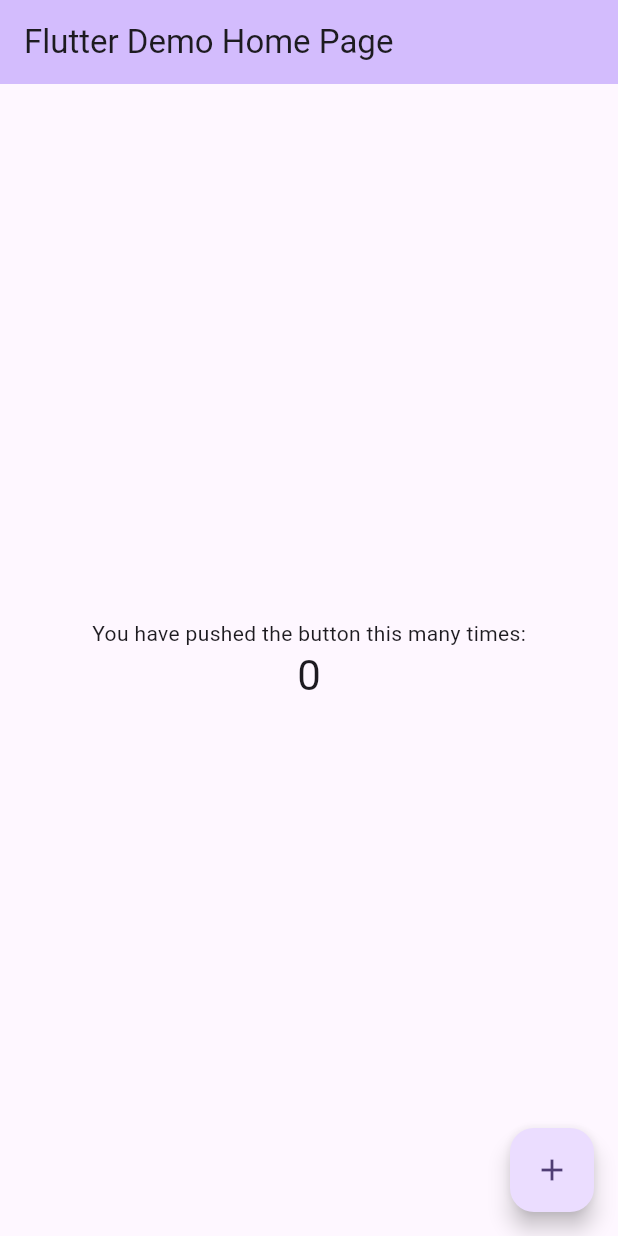
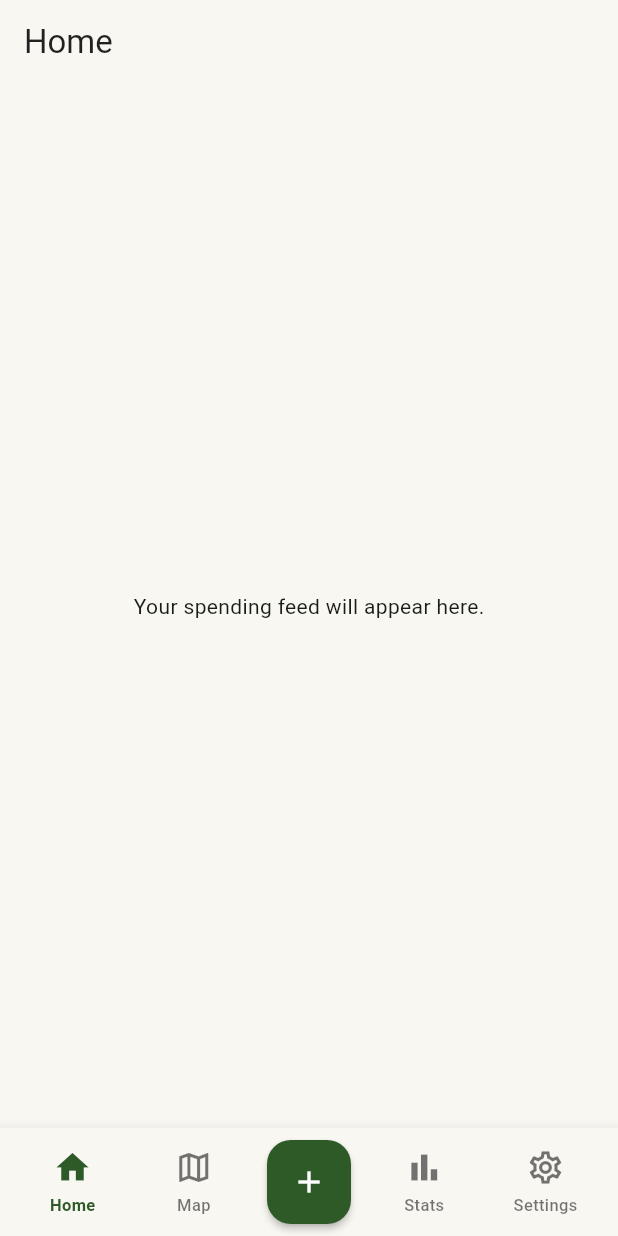
Before and after one commit to ethan-yong/receipt-drop, a Flutter app: the screen it shows after launch, on a phone screen of 412 x 824 dp. Run offline on Flutter 3.47's test engine with Material 3 defaults, Android fonts, the phone set to English and light mode, and no system bars; our stand-ins replace go_router.

Commit message:
feat: add app shell, theme, and tab navigation
Co-authored-by: Cursor <cursoragent@cursor.com>

```diff
--- /dev/null
+++ b/lib/app.dart
@@ -0,0 +1,17 @@
+import 'package:flutter/material.dart';
+
+import 'core/routing/app_router.dart';
+import 'core/theme/app_theme.dart';
+
+class PuggyBankApp extends StatelessWidget {
+  const PuggyBankApp({super.key});
+
+  @override
+  Widget build(BuildContext context) {
+    return MaterialApp.router(
+      title: 'PuggyBank',
+      theme: buildPuggyTheme(),
+      routerConfig: goRouter,
+    );
+  }
+}
--- /dev/null
+++ b/lib/core/routing/app_router.dart
@@ -0,0 +1,111 @@
+import 'package:flutter/material.dart';
+import 'package:go_router/go_router.dart';
+
+import '../../features/auth/auth_screen.dart';
+import '../../features/dashboard/dashboard_screen.dart';
+import '../../features/friends/friends_teaser_screen.dart';
+import '../../features/home/home_screen.dart';
+import '../../features/map/spend_map_screen.dart';
+import '../../features/onboarding/onboarding_screen.dart';
+import '../../features/places/places_search_screen.dart';
+import '../../features/settings/settings_screen.dart';
+import '../../features/share/share_hint_screen.dart';
+import '../../features/tx_detail/transaction_detail_screen.dart';
+import '../../widgets/main_shell.dart';
+
+final GlobalKey<NavigatorState> _rootNavigatorKey =
+    GlobalKey<NavigatorState>(debugLabel: 'root');
+
+/// App-wide router (tabs + full-screen stacks).
+final GoRouter goRouter = GoRouter(
+  navigatorKey: _rootNavigatorKey,
+  initialLocation: '/home',
+  routes: <RouteBase>[
+    StatefulShellRoute.indexedStack(
+      builder: (context, state, navigationShell) {
+        return MainShell(navigationShell: navigationShell);
+      },
+      branches: <StatefulShellBranch>[
+        StatefulShellBranch(
+          routes: <RouteBase>[
+            GoRoute(
+              path: '/home',
+              name: 'home',
+              pageBuilder: (context, state) =>
+                  const NoTransitionPage<void>(child: HomeScreen()),
+            ),
+          ],
+        ),
+        StatefulShellBranch(
+          routes: <RouteBase>[
+            GoRoute(
+              path: '/map',
+              name: 'map',
+              pageBuilder: (context, state) =>
+                  const NoTransitionPage<void>(child: SpendMapScreen()),
+            ),
+          ],
+        ),
+        StatefulShellBranch(
+          routes: <RouteBase>[
+            GoRoute(
+              path: '/dashboard',
+              name: 'dashboard',
+              pageBuilder: (context, state) =>
+                  const NoTransitionPage<void>(child: DashboardScreen()),
+            ),
+          ],
+        ),
+        StatefulShellBranch(
+          routes: <RouteBase>[
+            GoRoute(
+              path: '/settings',
+              name: 'settings',
+              pageBuilder: (context, state) =>
+                  const NoTransitionPage<void>(child: SettingsScreen()),
+            ),
+          ],
+        ),
+      ],
+    ),
+    GoRoute(
+      parentNavigatorKey: _rootNavigatorKey,
+      path: '/share-hint',
+      name: 'share-hint',
+      builder: (context, state) => const ShareHintScreen(),
+    ),
+    GoRoute(
+      parentNavigatorKey: _rootNavigatorKey,
+      path: '/onboarding',
+      name: 'onboarding',
+      builder: (context, state) => const OnboardingScreen(),
+    ),
+    GoRoute(
+      parentNavigatorKey: _rootNavigatorKey,
+      path: '/auth',
+      name: 'auth',
+      builder: (context, state) => const AuthScreen(),
+    ),
+    GoRoute(
+      parentNavigatorKey: _rootNavigatorKey,
+      path: '/friends-teaser',
+      name: 'friends-teaser',
+      builder: (context, state) => const FriendsTeaserScreen(),
+    ),
+    GoRoute(
+      parentNavigatorKey: _rootNavigatorKey,
+      path: '/tx/:id',
+      name: 'tx-detail',
+      builder: (context, state) {
+        final id = state.pathParameters['id']!;
+        return TransactionDetailScreen(transactionId: id);
+      },
+    ),
+    GoRoute(
+      parentNavigatorKey: _rootNavigatorKey,
+      path: '/places-search',
+      name: 'places-search',
+      builder: (context, state) => const PlacesSearchScreen(),
+    ),
+  ],
+);
--- /dev/null
+++ b/lib/core/theme/app_theme.dart
@@ -0,0 +1,37 @@
+import 'package:flutter/material.dart';
+
+class AppColors {
+  static const scaffold = Color(0xFFF9F7F2);
+  static const primaryGreen = Color(0xFF2D5A27);
+  static const accentOrange = Color(0xFFE67E22);
+}
+
+ThemeData buildPuggyTheme() {
+  final base = ThemeData(
+    useMaterial3: true,
+    colorScheme: ColorScheme.fromSeed(
+      seedColor: AppColors.primaryGreen,
+      primary: AppColors.primaryGreen,
+      secondary: AppColors.accentOrange,
+      surface: AppColors.scaffold,
+    ),
+    scaffoldBackgroundColor: AppColors.scaffold,
+  );
+  return base.copyWith(
+    appBarTheme: const AppBarTheme(
+      backgroundColor: AppColors.scaffold,
+      foregroundColor: Colors.black87,
+      elevation: 0,
+    ),
+    navigationBarTheme: NavigationBarThemeData(
+      indicatorColor: AppColors.primaryGreen.withValues(alpha: 0.15),
+      labelTextStyle: WidgetStateProperty.all(
+        const TextStyle(fontWeight: FontWeight.w600, fontSize: 12),
+      ),
+    ),
+    floatingActionButtonTheme: const FloatingActionButtonThemeData(
+      backgroundColor: AppColors.primaryGreen,
+      foregroundColor: Colors.white,
+    ),
+  );
+}
--- /dev/null
+++ b/lib/features/home/home_screen.dart
@@ -0,0 +1,16 @@
+import 'package:flutter/material.dart';
+
+/// Main transaction feed (placeholder for Task 15).
+class HomeScreen extends StatelessWidget {
+  const HomeScreen({super.key});
+
+  @override
+  Widget build(BuildContext context) {
+    return Scaffold(
+      appBar: AppBar(title: const Text('Home')),
+      body: const Center(
+        child: Text('Your spending feed will appear here.'),
+      ),
+    );
+  }
+}
--- /dev/null
+++ b/lib/features/map/spend_map_screen.dart
@@ -0,0 +1,16 @@
+import 'package:flutter/material.dart';
+
+/// Map of spend by place (placeholder for Task 17).
+class SpendMapScreen extends StatelessWidget {
+  const SpendMapScreen({super.key});
+
+  @override
+  Widget build(BuildContext context) {
+    return Scaffold(
+      appBar: AppBar(title: const Text('Map')),
+      body: const Center(
+        child: Text('Spend map will appear here.'),
+      ),
+    );
+  }
+}
--- /dev/null
+++ b/lib/features/settings/settings_screen.dart
@@ -0,0 +1,16 @@
+import 'package:flutter/material.dart';
+
+/// Account and app settings (placeholder for later tasks).
+class SettingsScreen extends StatelessWidget {
+  const SettingsScreen({super.key});
+
+  @override
+  Widget build(BuildContext context) {
+    return Scaffold(
+      appBar: AppBar(title: const Text('Settings')),
+      body: const Center(
+        child: Text('Settings will appear here.'),
+      ),
+    );
+  }
+}
--- a/lib/main.dart
+++ b/lib/main.dart
@@ -1,122 +1,8 @@
 import 'package:flutter/material.dart';
 
+import 'app.dart';
+
 void main() {
-  runApp(const MyApp());
+  WidgetsFlutterBinding.ensureInitialized();
+  runApp(const PuggyBankApp());
 }
-
-class MyApp extends StatelessWidget {
-  const MyApp({super.key});
-
-  // This widget is the root of your application.
-  @override
-  Widget build(BuildContext context) {
-    return MaterialApp(
-      title: 'Flutter Demo',
-      theme: ThemeData(
-        // This is the theme of your application.
-        //
-        // TRY THIS: Try running your application with "flutter run". You'll see
-        // the application has a purple toolbar. Then, without quitting the app,
-        // try changing the seedColor in the colorScheme below to Colors.green
-        // and then invoke "hot reload" (save your changes or press the "hot
-        // reload" button in a Flutter-supported IDE, or press "r" if you used
-        // the command line to start the app).
-        //
-        // Notice that the counter didn't reset back to zero; the application
-        // state is not lost during the reload. To reset the state, use hot
-        // restart instead.
-        //
-        // This works for code too, not just values: Most code changes can be
-        // tested with just a hot reload.
-        colorScheme: .fromSeed(seedColor: Colors.deepPurple),
-      ),
-      home: const MyHomePage(title: 'Flutter Demo Home Page'),
-    );
-  }
-}
-
-class MyHomePage extends StatefulWidget {
-  const MyHomePage({super.key, required this.title});
-
-  // This widget is the home page of your application. It is stateful, meaning
-  // that it has a State object (defined below) that contains fields that affect
-  // how it looks.
-
-  // This class is the configuration for the state. It holds the values (in this
-  // case the title) provided by the parent (in this case the App widget) and
-  // used by the build method of the State. Fields in a Widget subclass are
-  // always marked "final".
-
-  final String title;
-
-  @override
-  State<MyHomePage> createState() => _MyHomePageState();
-}
-
-class _MyHomePageState extends State<MyHomePage> {
-  int _counter = 0;
-
-  void _incrementCounter() {
-    setState(() {
-      // This call to setState tells the Flutter framework that something has
-      // changed in this State, which causes it to rerun the build method below
-      // so that the display can reflect the updated values. If we changed
-      // _counter without calling setState(), then the build method would not be
-      // called again, and so nothing would appear to happen.
-      _counter++;
-    });
-  }
-
-  @override
-  Widget build(BuildContext context) {
-    // This method is rerun every time setState is called, for instance as done
-    // by the _incrementCounter method above.
-    //
-    // The Flutter framework has been optimized to make rerunning build methods
-    // fast, so that you can just rebuild anything that needs updating rather
-    // than having to individually change instances of widgets.
-    return Scaffold(
-      appBar: AppBar(
-        // TRY THIS: Try changing the color here to a specific color (to
-        // Colors.amber, perhaps?) and trigger a hot reload to see the AppBar
-        // change color while the other colors stay the same.
-        backgroundColor: Theme.of(context).colorScheme.inversePrimary,
-        // Here we take the value from the MyHomePage object that was created by
-        // the App.build method, and use it to set our appbar title.
-        title: Text(widget.title),
-      ),
-      body: Center(
-        // Center is a layout widget. It takes a single child and positions it
-        // in the middle of the parent.
-        child: Column(
-          // Column is also a layout widget. It takes a list of children and
-          // arranges them vertically. By default, it sizes itself to fit its
-          // children horizontally, and tries to be as tall as its parent.
-          //
-          // Column has various properties to control how it sizes itself and
-          // how it positions its children. Here we use mainAxisAlignment to
-          // center the children vertically; the main axis here is the vertical
-          // axis because Columns are vertical (the cross axis would be
-          // horizontal).
-          //
-          // TRY THIS: Invoke "debug painting" (choose the "Toggle Debug Paint"
-          // action in the IDE, or press "p" in the console), to see the
-          // wireframe for each widget.
-          mainAxisAlignment: .center,
-          children: [
-            const Text('You have pushed the button this many times:'),
-            Text(
-              '$_counter',
-              style: Theme.of(context).textTheme.headlineMedium,
-            ),
-          ],
-        ),
-      ),
-      floatingActionButton: FloatingActionButton(
-        onPressed: _incrementCounter,
-        tooltip: 'Increment',
-        child: const Icon(Icons.add),
-      ),
-    );
-  }
-}
--- /dev/null
+++ b/lib/widgets/main_shell.dart
@@ -0,0 +1,118 @@
+import 'package:flutter/material.dart';
+import 'package:go_router/go_router.dart';
+
+import '../core/theme/app_theme.dart';
+
+/// Bottom navigation with four tabs and a center FAB (share hint).
+class MainShell extends StatelessWidget {
+  const MainShell({super.key, required this.navigationShell});
+
+  final StatefulNavigationShell navigationShell;
+
+  void _goBranch(int index) {
+    navigationShell.goBranch(
+      index,
+      initialLocation: index == navigationShell.currentIndex,
+    );
+  }
+
+  @override
+  Widget build(BuildContext context) {
+    final index = navigationShell.currentIndex;
+
+    return Scaffold(
+      body: navigationShell,
+      bottomNavigationBar: Material(
+        elevation: 8,
+        color: Theme.of(context).colorScheme.surface,
+        child: SafeArea(
+          child: Padding(
+            padding: const EdgeInsets.symmetric(horizontal: 8, vertical: 8),
+            child: Row(
+              mainAxisAlignment: MainAxisAlignment.spaceAround,
+              children: [
+                _NavItem(
+                  icon: Icons.home_outlined,
+                  selectedIcon: Icons.home,
+                  label: 'Home',
+                  selected: index == 0,
+                  onTap: () => _goBranch(0),
+                ),
+                _NavItem(
+                  icon: Icons.map_outlined,
+                  selectedIcon: Icons.map,
+                  label: 'Map',
+                  selected: index == 1,
+                  onTap: () => _goBranch(1),
+                ),
+                FloatingActionButton(
+                  onPressed: () => context.pushNamed('share-hint'),
+                  elevation: 2,
+                  child: const Icon(Icons.add),
+                ),
+                _NavItem(
+                  icon: Icons.bar_chart_outlined,
+                  selectedIcon: Icons.bar_chart,
+                  label: 'Stats',
+                  selected: index == 2,
+                  onTap: () => _goBranch(2),
+                ),
+                _NavItem(
+                  icon: Icons.settings_outlined,
+                  selectedIcon: Icons.settings,
+                  label: 'Settings',
+                  selected: index == 3,
+                  onTap: () => _goBranch(3),
+                ),
+              ],
+            ),
+          ),
+        ),
+      ),
+    );
+  }
+}
+
+class _NavItem extends StatelessWidget {
+  const _NavItem({
+    required this.icon,
+    required this.selectedIcon,
+    required this.label,
+    required this.selected,
+    required this.onTap,
+  });
+
+  final IconData icon;
+  final IconData selectedIcon;
+  final String label;
+  final bool selected;
+  final VoidCallback onTap;
+
+  @override
+  Widget build(BuildContext context) {
+    final color = selected ? AppColors.primaryGreen : Colors.black54;
+
+    return InkWell(
+      onTap: onTap,
+      borderRadius: BorderRadius.circular(12),
+      child: SizedBox(
+        width: 64,
+        child: Column(
+          mainAxisSize: MainAxisSize.min,
+          children: [
+            Icon(selected ? selectedIcon : icon, color: color, size: 26),
+            const SizedBox(height: 4),
+            Text(
+              label,
+              style: TextStyle(
+                fontSize: 11,
+                fontWeight: selected ? FontWeight.w600 : FontWeight.w500,
+                color: color,
+              ),
+            ),
+          ],
+        ),
+      ),
+    );
+  }
+}
```
Also changed, not shown: lib/features/auth/auth_screen.dart (added, +14 -0 lines), lib/features/dashboard/dashboard_screen.dart (added, +16 -0 lines), lib/features/friends/friends_teaser_screen.dart (added, +14 -0 lines), lib/features/onboarding/onboarding_screen.dart (added, +14 -0 lines), lib/features/places/places_search_screen.dart (added, +14 -0 lines), lib/features/share/share_hint_screen.dart (added, +51 -0 lines), lib/features/tx_detail/transaction_detail_screen.dart (added, +16 -0 lines), 1 other file.
